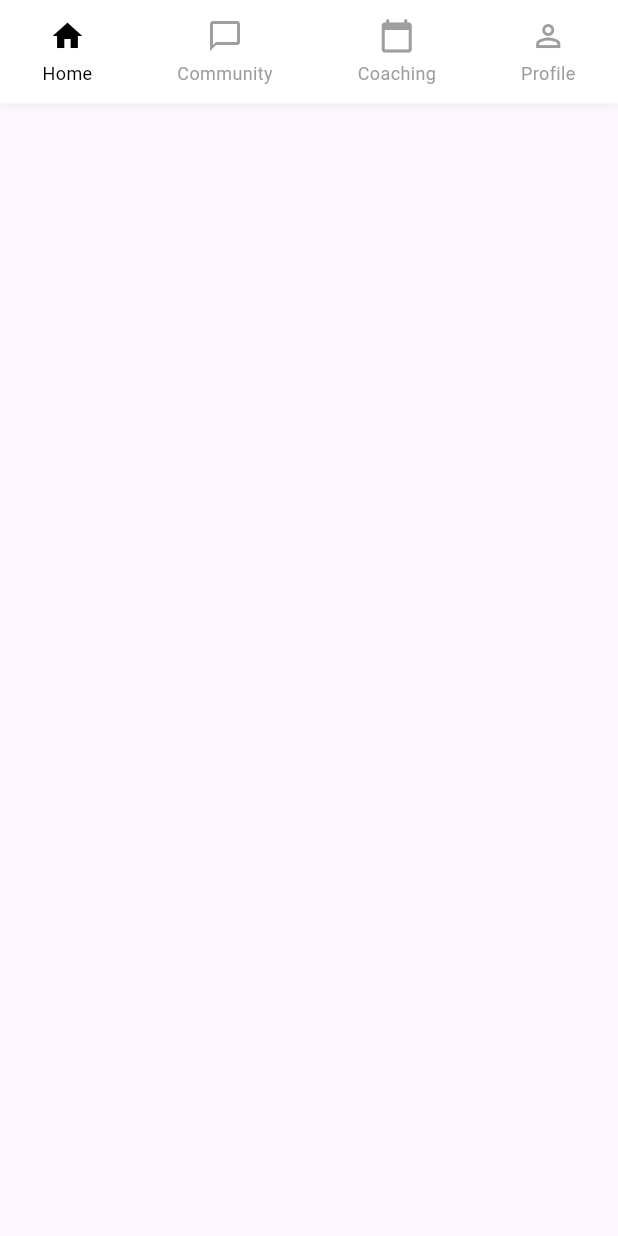
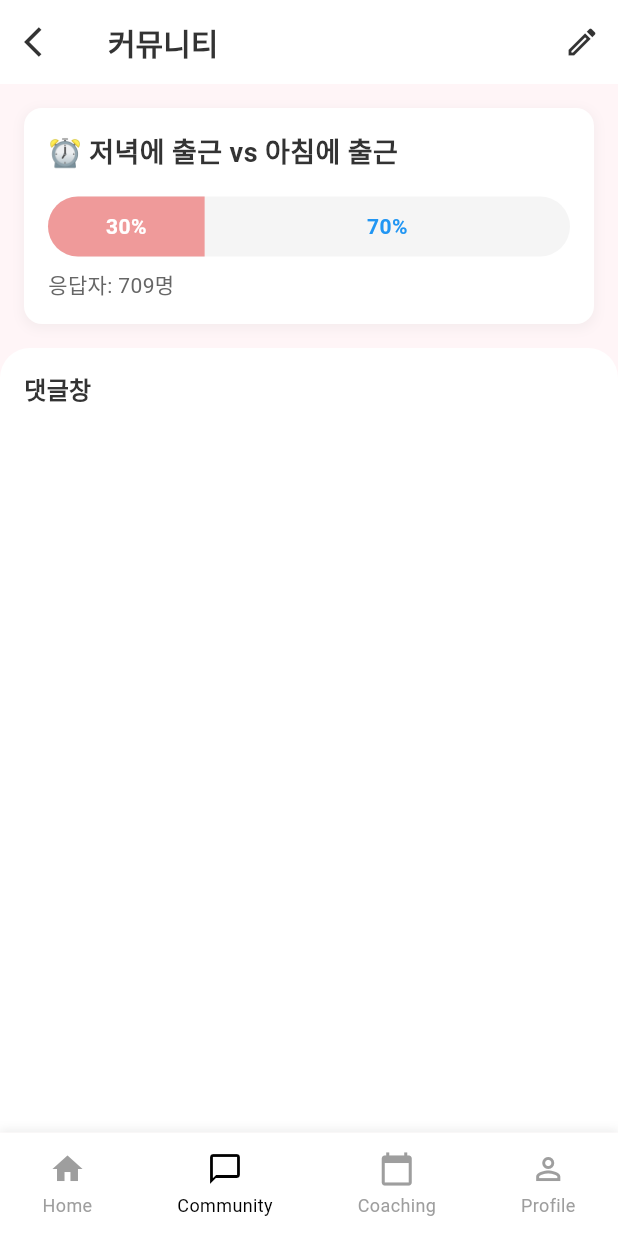
Before and after one commit to HWMV/LoveGot, a Flutter app: the BottomNavBar widget shown alone on an empty page, opened directly with empty values, after a tap on "Community", on a phone screen of 412 x 824 dp. Run offline on Flutter 3.47's test engine with Material 3 defaults, Android fonts, the phone set to English and light mode, and no system bars; our stand-ins replace firebase_core; accounts and stored records are empty; Roboto replaces fonts that are missing (Pretendard).

Commit message:
community screen

```diff
--- /dev/null
+++ b/frontend/lib/features/community/screens/community_screen.dart
@@ -0,0 +1,178 @@
+import 'package:flutter/material.dart';
+import '../../../shared/widgets/bottom_nav_bar.dart';
+import '../../home/screens/home_screen.dart';
+
+class CommunityScreen extends StatefulWidget {
+  const CommunityScreen({Key? key}) : super(key: key);
+
+  @override
+  State<CommunityScreen> createState() => _CommunityScreenState();
+}
+
+class _CommunityScreenState extends State<CommunityScreen> {
+  int _selectedIndex = 1; // Community tab index
+
+  @override
+  Widget build(BuildContext context) {
+    return Scaffold(
+      backgroundColor: const Color(0xFFFFF5F7),
+      appBar: AppBar(
+        backgroundColor: Colors.white,
+        elevation: 0,
+        leading: IconButton(
+          icon: const Icon(Icons.arrow_back_ios, color: Color(0xFF333333)),
+          onPressed: () {
+            Navigator.pop(context);
+          },
+        ),
+        title: const Text(
+          '커뮤니티',
+          style: TextStyle(
+            color: Color(0xFF333333),
+            fontSize: 20,
+            fontFamily: 'Pretendard',
+            fontWeight: FontWeight.bold,
+          ),
+        ),
+        actions: [
+          IconButton(
+            icon: const Icon(Icons.edit_outlined, color: Color(0xFF333333)),
+            onPressed: () {
+              // TODO: Implement post creation
+            },
+          ),
+        ],
+      ),
+      body: Column(
+        children: [
+          // 투표 현황 위젯
+          Container(
+            margin: const EdgeInsets.all(16),
+            padding: const EdgeInsets.all(16),
+            decoration: BoxDecoration(
+              color: Colors.white,
+              borderRadius: BorderRadius.circular(12),
+              boxShadow: [
+                BoxShadow(
+                  color: Colors.grey.withOpacity(0.1),
+                  spreadRadius: 1,
+                  blurRadius: 6,
+                  offset: const Offset(0, 2),
+                ),
+              ],
+            ),
+            child: Column(
+              crossAxisAlignment: CrossAxisAlignment.start,
+              children: [
+                const Text(
+                  '⏰ 저녁에 출근 vs 아침에 출근',
+                  style: TextStyle(
+                    fontSize: 18,
+                    fontFamily: 'Pretendard',
+                    fontWeight: FontWeight.bold,
+                    color: Color(0xFF333333),
+                  ),
+                ),
+                const SizedBox(height: 16),
+                Container(
+                  height: 40,
+                  decoration: BoxDecoration(
+                    borderRadius: BorderRadius.circular(20),
+                    color: const Color(0xFFF5F5F5),
+                  ),
+                  child: Row(
+                    children: [
+                      Expanded(
+                        flex: 30,
+                        child: Container(
+                          decoration: BoxDecoration(
+                            borderRadius: const BorderRadius.horizontal(
+                                left: Radius.circular(20)),
+                            color: Colors.red.shade200,
+                          ),
+                          alignment: Alignment.center,
+                          child: const Text(
+                            '30%',
+                            style: TextStyle(
+                              color: Colors.white,
+                              fontWeight: FontWeight.bold,
+                            ),
+                          ),
+                        ),
+                      ),
+                      Expanded(
+                        flex: 70,
+                        child: Container(
+                          alignment: Alignment.center,
+                          child: const Text(
+                            '70%',
+                            style: TextStyle(
+                              color: Colors.blue,
+                              fontWeight: FontWeight.bold,
+                            ),
+                          ),
+                        ),
+                      ),
+                    ],
+                  ),
+                ),
+                const SizedBox(height: 8),
+                const Text(
+                  '응답자: 709명',
+                  style: TextStyle(
+                    fontSize: 14,
+                    color: Color(0xFF666666),
+                  ),
+                ),
+              ],
+            ),
+          ),
+
+          // 댓글 섹션
+          Expanded(
+            child: Container(
+              padding: const EdgeInsets.all(16),
+              decoration: const BoxDecoration(
+                color: Colors.white,
+                borderRadius: BorderRadius.vertical(
+                  top: Radius.circular(20),
+                ),
+              ),
+              child: Column(
+                crossAxisAlignment: CrossAxisAlignment.start,
+                children: [
+                  const Text(
+                    '댓글창',
+                    style: TextStyle(
+                      fontSize: 16,
+                      fontFamily: 'Pretendard',
+                      fontWeight: FontWeight.bold,
+                      color: Color(0xFF333333),
+                    ),
+                  ),
+                  const SizedBox(height: 16),
+                  Expanded(
+                    child: ListView.builder(
+                      itemCount: 0, // TODO: Implement actual comments
+                      itemBuilder: (context, index) {
+                        return const SizedBox(); // Placeholder
+                      },
+                    ),
+                  ),
+                ],
+              ),
+            ),
+          ),
+        ],
+      ),
+      bottomNavigationBar: BottomNavBar(
+        selectedIndex: _selectedIndex,
+        onItemSelected: (index) {
+          setState(() {
+            _selectedIndex = index;
+          });
+        },
+      ),
+    );
+  }
+}
--- a/frontend/lib/shared/widgets/bottom_nav_bar.dart
+++ b/frontend/lib/shared/widgets/bottom_nav_bar.dart
@@ -1,5 +1,6 @@
 import 'package:flutter/material.dart';
 import '../../features/positive_talk/screens/positive_talk_screen.dart';
+import '../../features/community/screens/community_screen.dart';
 
 class BottomNavBar extends StatelessWidget {
   final int selectedIndex;
@@ -53,6 +54,14 @@ class BottomNavBar extends StatelessWidget {
               builder: (context) => const PositiveTalkScreen(),
             ),
           );
+        } else if (index == 1) {
+          // Community 버튼
+          Navigator.push(
+            context,
+            MaterialPageRoute(
+              builder: (context) => const CommunityScreen(),
+            ),
+          );
         } else {
           onItemSelected(index);
         }
```
